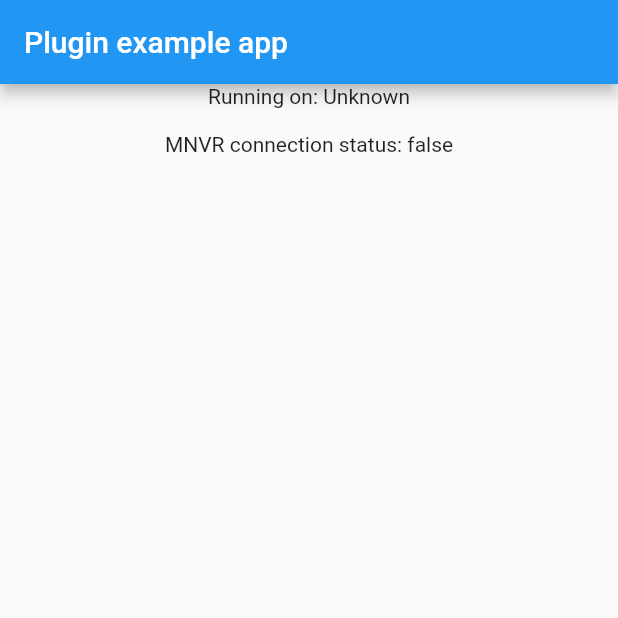
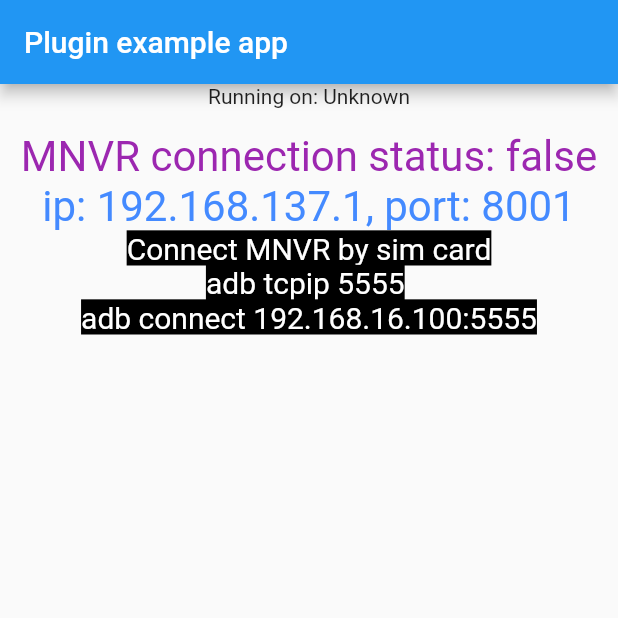
Before and after one commit to amorenew/ACS_NFC_Flutter, a Flutter app: the screen it shows after launch, on a phone screen of 412 x 824 dp, the top half of it. Run offline on Flutter 3.47's test engine with Material 2 defaults, Android fonts, the phone set to English and light mode, and no system bars.

Commit message:
add docs

```diff
--- a/example/lib/main.dart
+++ b/example/lib/main.dart
@@ -29,8 +29,11 @@ class _MyAppState extends State<MyApp> {
     } on PlatformException {
       platformVersion = 'Failed to get platform version.';
     }
+    AcsNfc.connectionStatusStream
+        .receiveBroadcastStream()
+        .listen(nfcConnectionStatus);
+
     await AcsNfc.openConnection(ip: '192.168.137.1', port: '8001');
-    AcsNfc.connectionStatusStream.receiveBroadcastStream().listen(nfcConnectionStatus);
     AcsNfc.nfcDataStream.receiveBroadcastStream().listen(nfcData);
     // If the widget was removed from the tree while the asynchronous platform
     // message was in flight, we want to discard the reply rather than calling
@@ -50,7 +53,7 @@ class _MyAppState extends State<MyApp> {
   }
 
   List<String> nfcTags = [];
-  void nfcData(dynamic  nfcJsonData) {
+  void nfcData(dynamic nfcJsonData) {
     print('=========================================');
     print(nfcJsonData);
     setState(() {
@@ -69,8 +72,45 @@ class _MyAppState extends State<MyApp> {
           child: Column(
             children: <Widget>[
               Text('Running on: $_platformVersion\n'),
-              Text('MNVR connection status: $isMNVRConnected'),
-              ...nfcTags.map((text) =>Text('NFC Tag: $text')),
+              Text(
+                'MNVR connection status: $isMNVRConnected',
+                style: TextStyle(
+                  color: Colors.purple,
+                  fontSize: 28,
+                ),
+              ),
+              Text(
+                'ip: 192.168.137.1, port: 8001',
+                style: TextStyle(
+                  color: Colors.blueAccent,
+                  fontSize: 28,
+                ),
+              ),
+              Text(
+                'Connect MNVR by sim card',
+                style: TextStyle(
+                  color: Colors.white,
+                  backgroundColor: Colors.black,
+                  fontSize: 20,
+                ),
+              ),
+              Text(
+                'adb tcpip 5555 ',
+                style: TextStyle(
+                  color: Colors.white,
+                  backgroundColor: Colors.black,
+                  fontSize: 20,
+                ),
+              ),
+              Text(
+                'adb connect 192.168.16.100:5555',
+                style: TextStyle(
+                  color: Colors.white,
+                  backgroundColor: Colors.black,
+                  fontSize: 20,
+                ),
+              ),
+              ...nfcTags.map((text) => Text('NFC Tag: $text')),
             ],
           ),
         ),
--- a/pubspec.yaml
+++ b/pubspec.yaml
@@ -1,6 +1,6 @@
 name: acs_nfc
 description: ACS NFC Reader flutter plugin project which is used for reading NFC from ACS NFC Reader devices.
-version: 1.0.4
+version: 1.0.5
 homepage: https://github.com/amorenew/ACS_NFC_Flutter.git
 environment:
   sdk: ">=2.4.0 <3.0.0"
```
Also changed, not shown: example/pubspec.lock, img1.png (added), img2.jpeg (added), 7 other files.
